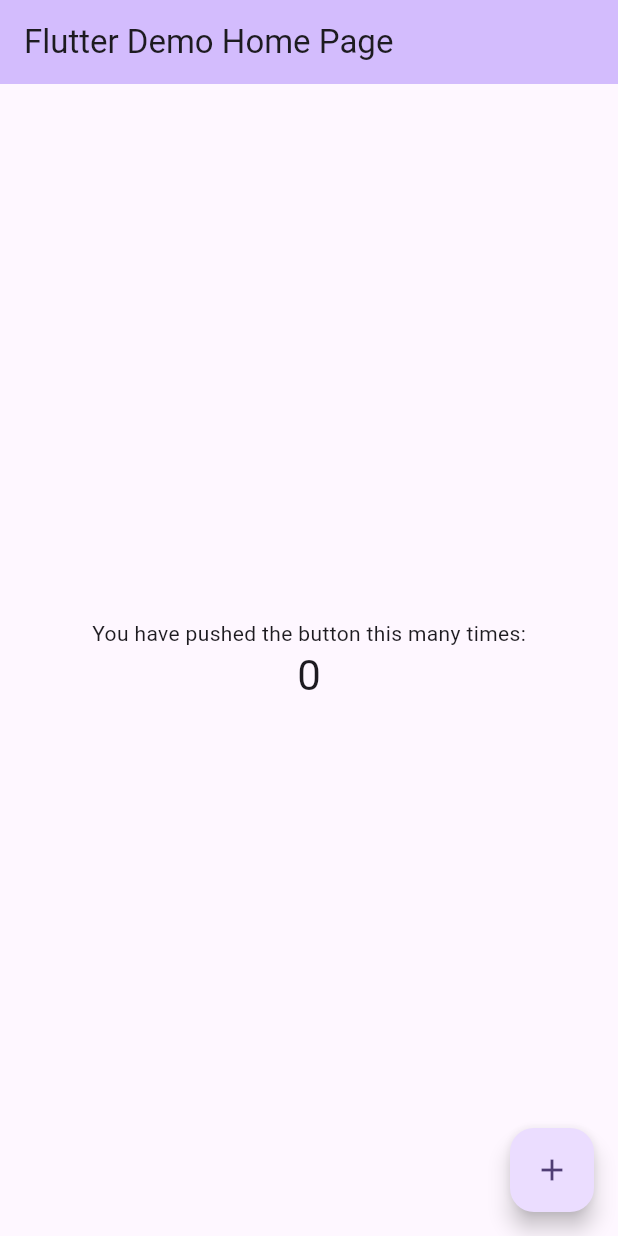
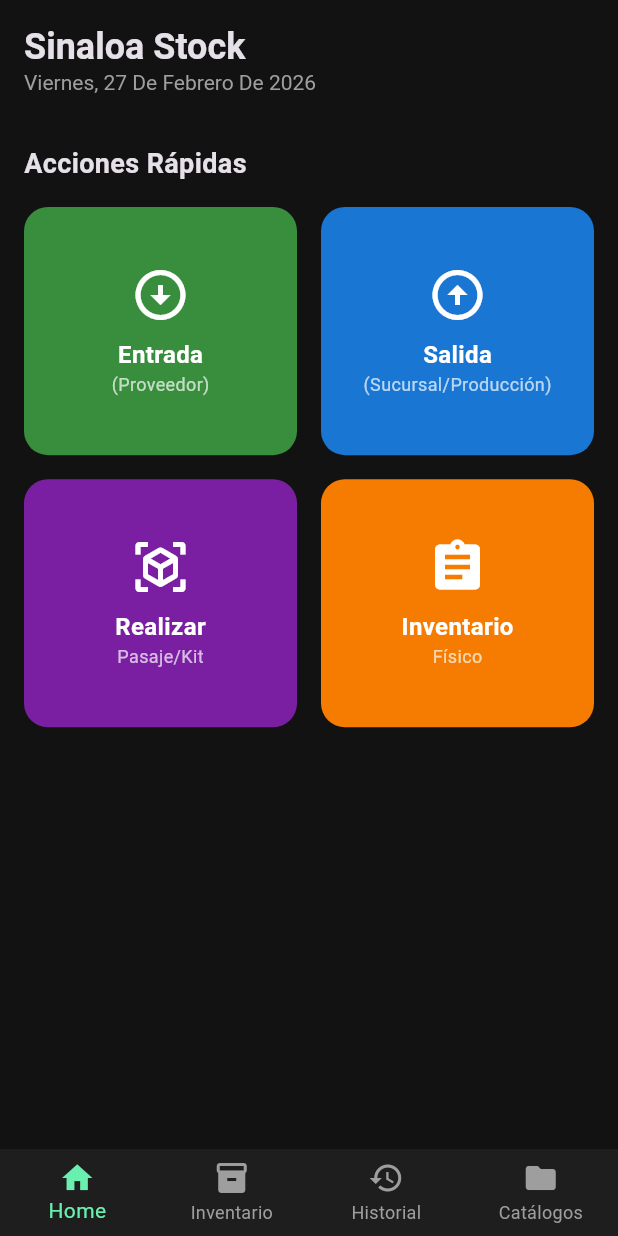
Before and after one commit to CesarPPrado/my_warehouse, a Flutter app: the screen it shows after launch, on a phone screen of 412 x 824 dp. Run offline on Flutter 3.47's test engine with Material 3 defaults, Android fonts, the phone set to English and light mode, and no system bars.

Commit message:
Implementacion: Pantalla de acciones rapidas

```diff
--- a/lib/main.dart
+++ b/lib/main.dart
@@ -1,122 +1,27 @@
 import 'package:flutter/material.dart';
+import 'screens/home_screen.dart';
 
 void main() {
-  runApp(const MyApp());
+  runApp(const SinaloaStockApp());
 }
 
-class MyApp extends StatelessWidget {
-  const MyApp({super.key});
+class SinaloaStockApp extends StatelessWidget {
+  const SinaloaStockApp({super.key});
 
-  // This widget is the root of your application.
   @override
   Widget build(BuildContext context) {
     return MaterialApp(
-      title: 'Flutter Demo',
+      title: 'Sinaloa Stock',
+      debugShowCheckedModeBanner: false, // Quitamos la etiqueta de "DEBUG"
       theme: ThemeData(
-        // This is the theme of your application.
-        //
-        // TRY THIS: Try running your application with "flutter run". You'll see
-        // the application has a purple toolbar. Then, without quitting the app,
-        // try changing the seedColor in the colorScheme below to Colors.green
-        // and then invoke "hot reload" (save your changes or press the "hot
-        // reload" button in a Flutter-supported IDE, or press "r" if you used
-        // the command line to start the app).
-        //
-        // Notice that the counter didn't reset back to zero; the application
-        // state is not lost during the reload. To reset the state, use hot
-        // restart instead.
-        //
-        // This works for code too, not just values: Most code changes can be
-        // tested with just a hot reload.
-        colorScheme: .fromSeed(seedColor: Colors.deepPurple),
+        brightness: Brightness.dark,
+        scaffoldBackgroundColor: const Color(0xFF121212), // Color de fondo oscuro estilo Figma
+        appBarTheme: const AppBarTheme(
+          backgroundColor: Color(0xFF121212),
+          elevation: 0, // AppBar sin sombra para que se fusione con el fondo
+        ),
       ),
-      home: const MyHomePage(title: 'Flutter Demo Home Page'),
+      home: const HomeScreen(),
     );
   }
 }
-
-class MyHomePage extends StatefulWidget {
-  const MyHomePage({super.key, required this.title});
-
-  // This widget is the home page of your application. It is stateful, meaning
-  // that it has a State object (defined below) that contains fields that affect
-  // how it looks.
-
-  // This class is the configuration for the state. It holds the values (in this
-  // case the title) provided by the parent (in this case the App widget) and
-  // used by the build method of the State. Fields in a Widget subclass are
-  // always marked "final".
-
-  final String title;
-
-  @override
-  State<MyHomePage> createState() => _MyHomePageState();
-}
-
-class _MyHomePageState extends State<MyHomePage> {
-  int _counter = 0;
-
-  void _incrementCounter() {
-    setState(() {
-      // This call to setState tells the Flutter framework that something has
-      // changed in this State, which causes it to rerun the build method below
-      // so that the display can reflect the updated values. If we changed
-      // _counter without calling setState(), then the build method would not be
-      // called again, and so nothing would appear to happen.
-      _counter++;
-    });
-  }
-
-  @override
-  Widget build(BuildContext context) {
-    // This method is rerun every time setState is called, for instance as done
-    // by the _incrementCounter method above.
-    //
-    // The Flutter framework has been optimized to make rerunning build methods
-    // fast, so that you can just rebuild anything that needs updating rather
-    // than having to individually change instances of widgets.
-    return Scaffold(
-      appBar: AppBar(
-        // TRY THIS: Try changing the color here to a specific color (to
-        // Colors.amber, perhaps?) and trigger a hot reload to see the AppBar
-        // change color while the other colors stay the same.
-        backgroundColor: Theme.of(context).colorScheme.inversePrimary,
-        // Here we take the value from the MyHomePage object that was created by
-        // the App.build method, and use it to set our appbar title.
-        title: Text(widget.title),
-      ),
-      body: Center(
-        // Center is a layout widget. It takes a single child and positions it
-        // in the middle of the parent.
-        child: Column(
-          // Column is also a layout widget. It takes a list of children and
-          // arranges them vertically. By default, it sizes itself to fit its
-          // children horizontally, and tries to be as tall as its parent.
-          //
-          // Column has various properties to control how it sizes itself and
-          // how it positions its children. Here we use mainAxisAlignment to
-          // center the children vertically; the main axis here is the vertical
-          // axis because Columns are vertical (the cross axis would be
-          // horizontal).
-          //
-          // TRY THIS: Invoke "debug painting" (choose the "Toggle Debug Paint"
-          // action in the IDE, or press "p" in the console), to see the
-          // wireframe for each widget.
-          mainAxisAlignment: .center,
-          children: [
-            const Text('You have pushed the button this many times:'),
-            Text(
-              '$_counter',
-              style: Theme.of(context).textTheme.headlineMedium,
-            ),
-          ],
-        ),
-      ),
-      floatingActionButton: FloatingActionButton(
-        onPressed: _incrementCounter,
-        tooltip: 'Increment',
-        child: const Icon(Icons.add),
-      ),
-    );
-  }
-}
--- /dev/null
+++ b/lib/screens/home_screen.dart
@@ -0,0 +1,87 @@
+import 'package:flutter/material.dart';
+import '../widgets/action_button.dart';
+
+class HomeScreen extends StatelessWidget {
+  const HomeScreen({super.key});
+
+  @override
+  Widget build(BuildContext context) {
+    return Scaffold(
+      appBar: AppBar(
+        title: const Column(
+          crossAxisAlignment: CrossAxisAlignment.start,
+          children: [
+            Text('Sinaloa Stock', style: TextStyle(fontWeight: FontWeight.bold, fontSize: 24)),
+            Text('Viernes, 27 De Febrero De 2026', style: TextStyle(fontSize: 14, color: Colors.grey)),
+          ],
+        ),
+        toolbarHeight: 80,
+      ),
+      body: Padding(
+        padding: const EdgeInsets.all(16.0),
+        child: Column(
+          crossAxisAlignment: CrossAxisAlignment.start,
+          children: [
+            const Text(
+              'Acciones Rápidas',
+              style: TextStyle(fontSize: 18, fontWeight: FontWeight.bold),
+            ),
+            const SizedBox(height: 16),
+            // Cuadrícula de 4 botones
+            Expanded(
+              child: GridView.count(
+                crossAxisCount: 2,
+                crossAxisSpacing: 16,
+                mainAxisSpacing: 16,
+                childAspectRatio: 1.1, // Ajusta la proporción del rectángulo
+                children: [
+                  ActionButton(
+                    title: 'Entrada',
+                    subtitle: '(Proveedor)',
+                    icon: Icons.arrow_circle_down,
+                    color: Colors.green.shade700,
+                    onTap: () { debugPrint("Ir a Entradas"); },
+                  ),
+                  ActionButton(
+                    title: 'Salida',
+                    subtitle: '(Sucursal/Producción)',
+                    icon: Icons.arrow_circle_up,
+                    color: Colors.blue.shade700,
+                    onTap: () { debugPrint("Ir a Salidas"); },
+                  ),
+                  ActionButton(
+                    title: 'Realizar',
+                    subtitle: 'Pasaje/Kit',
+                    icon: Icons.view_in_ar,
+                    color: Colors.purple.shade700,
+                    onTap: () { debugPrint("Ir a Pasajes"); },
+                  ),
+                  ActionButton(
+                    title: 'Inventario',
+                    subtitle: 'Físico',
+                    icon: Icons.assignment,
+                    color: Colors.orange.shade700,
+                    onTap: () { debugPrint("Ir a Inventario"); },
+                  ),
+                ],
+              ),
+            ),
+          ],
+        ),
+      ),
+      // Barra de navegación inferior básica
+      bottomNavigationBar: BottomNavigationBar(
+        type: BottomNavigationBarType.fixed,
+        backgroundColor: const Color(0xFF1E1E1E),
+        selectedItemColor: Colors.greenAccent,
+        unselectedItemColor: Colors.grey,
+        items: const [
+          BottomNavigationBarItem(icon: Icon(Icons.home), label: 'Home'),
+          BottomNavigationBarItem(icon: Icon(Icons.inventory_2), label: 'Inventario'),
+          BottomNavigationBarItem(icon: Icon(Icons.history), label: 'Historial'),
+          BottomNavigationBarItem(icon: Icon(Icons.folder), label: 'Catálogos'),
+        ],
+      ),
+    );
+  }
+}
--- /dev/null
+++ b/lib/widgets/action_button.dart
@@ -0,0 +1,50 @@
+import 'package:flutter/material.dart';
+
+class ActionButton extends StatelessWidget {
+  final String title;
+  final String subtitle;
+  final IconData icon;
+  final Color color;
+  final VoidCallback onTap;
+
+  const ActionButton({
+    super.key,
+    required this.title,
+    required this.subtitle,
+    required this.icon,
+    required this.color,
+    required this.onTap,
+  });
+
+  @override
+  Widget build(BuildContext context) {
+    return GestureDetector(
+      onTap: onTap,
+      child: Container(
+        decoration: BoxDecoration(
+          color: color,
+          borderRadius: BorderRadius.circular(16),
+        ),
+        child: Column(
+          mainAxisAlignment: MainAxisAlignment.center,
+          children: [
+            Icon(icon, size: 40, color: Colors.white),
+            const SizedBox(height: 8),
+            Text(
+              title,
+              style: const TextStyle(
+                  color: Colors.white,
+                  fontWeight: FontWeight.bold,
+                  fontSize: 16),
+            ),
+            if (subtitle.isNotEmpty)
+              Text(
+                subtitle,
+                style: const TextStyle(color: Colors.white70, fontSize: 12),
+              ),
+          ],
+        ),
+      ),
+    );
+  }
+}
```
Also changed, not shown: 1 other file.
